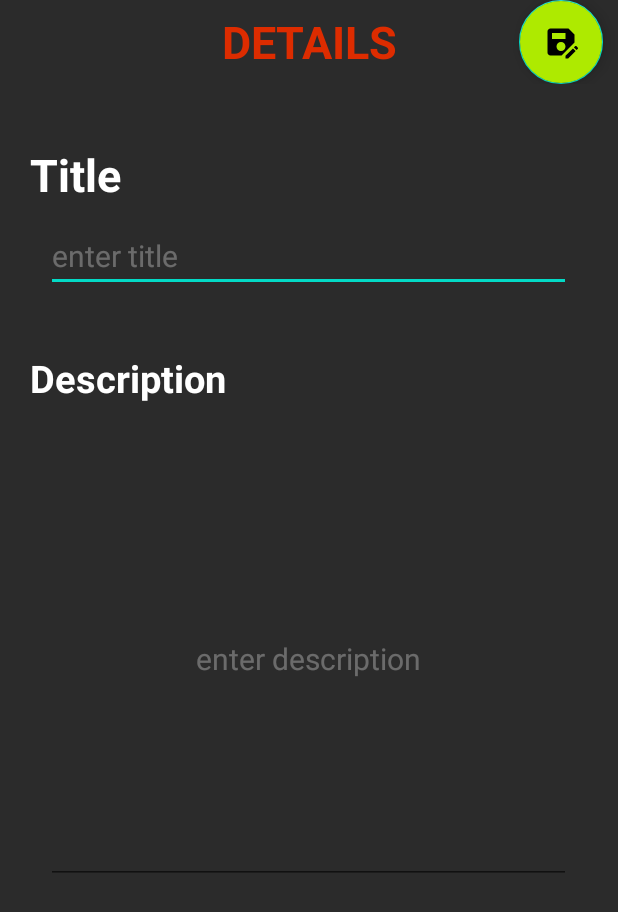
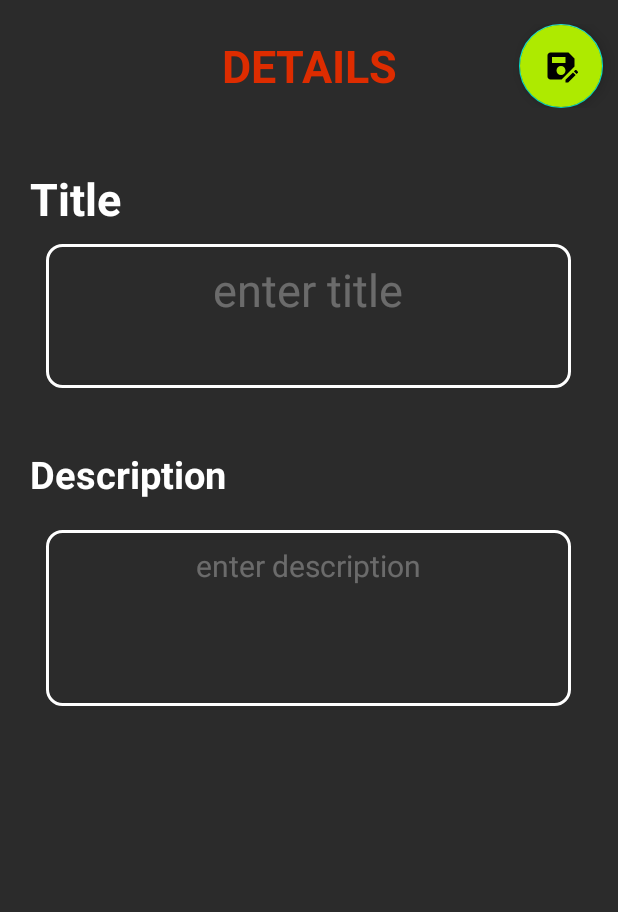
Before and after one commit to souvik757/Reminder, an Android app: the screen it shows after launch (NotesDetails), after a tap on an icon or button, on a phone screen of 412 x 824 dp. Shown: the top 912 px of the screen. Run offline under Robolectric (Android 15) with nearby library versions, the phone set to English and light mode, and no system bars.

Commit message:
--  UI update --

```diff
--- a/app/src/main/java/com/example/reminder/MainActivity.java
+++ b/app/src/main/java/com/example/reminder/MainActivity.java
@@ -1,16 +1,16 @@
 package com.example.reminder;
 
 import androidx.appcompat.app.AppCompatActivity;
-import androidx.recyclerview.widget.RecyclerView;
 
+import android.app.AlertDialog;
+import android.content.Context;
+import android.content.DialogInterface;
 import android.content.Intent;
 import android.os.Bundle;
 import android.view.View;
 import android.widget.AdapterView;
 import android.widget.ListView;
 import android.widget.TextView;
-
-import org.w3c.dom.Text;
 
 public class MainActivity extends AppCompatActivity {
 
@@ -23,12 +23,13 @@ public class MainActivity extends AppCompatActivity {
     protected void onCreate(Bundle savedInstanceState) {
         super.onCreate(savedInstanceState);
         setContentView(R.layout.activity_main) ;
-        initWidgets() ;
+        InitializeWidgets() ;
         setNoteAdapter();
         LoadFromDBtoMemory() ;
         setOnCLickListener() ;
+
     }
-    private void initWidgets() {
+    private void InitializeWidgets() {
         _list_view_ = findViewById(R.id._listview_) ;
         _count_ = findViewById(R.id._number_of_items_) ;
         note = findViewById(R.id._note_) ;
@@ -46,6 +47,7 @@ public class MainActivity extends AppCompatActivity {
             else
                 note.setText("NOTES");
         }
+        //SaveDateCreated(new SimpleDateFormat("dd-MM-yyyy", Locale.getDefault()).format(new Date()));
     }
     public void setOnCLickListener(){
         _list_view_.setOnItemClickListener(new AdapterView.OnItemClickListener() {
@@ -68,9 +70,28 @@ public class MainActivity extends AppCompatActivity {
         startActivity(i) ;
     }
 
+    public void AlertBox(Context context) {
+        AlertDialog.Builder builder = new AlertDialog.Builder(context);
+        builder.setMessage("Do you want to exit ?");
+        builder.setTitle("Alert !");
+        builder.setCancelable(true);
+        builder.setPositiveButton("Yes", (DialogInterface.OnClickListener) (dialog, which) -> {
+            finish() ;
+        });
+        builder.setNegativeButton("No", (DialogInterface.OnClickListener) (dialog, which) -> {
+            dialog.cancel();
+        });
+        AlertDialog alertDialog = builder.create();
+        alertDialog.show();
+    }
     @Override
-  protected void onResume() {
-      super.onResume();
-      setNoteAdapter();
-  }
+    public void onBackPressed() {
+        AlertBox(MainActivity.this);
+    }
+
+    @Override
+    protected void onResume() {
+        super.onResume();
+        setNoteAdapter();
+    }
 }
--- a/app/src/main/java/com/example/reminder/NotesDetails.java
+++ b/app/src/main/java/com/example/reminder/NotesDetails.java
@@ -3,17 +3,18 @@ package com.example.reminder;
 import androidx.appcompat.app.AppCompatActivity;
 
 import android.content.Intent;
-import android.database.sqlite.SQLiteDatabase;
 import android.os.Bundle;
+import android.view.LayoutInflater;
 import android.view.View;
+import android.view.ViewGroup;
 import android.widget.Button;
 import android.widget.EditText;
+import android.widget.ImageView;
+import android.widget.TextView;
 import android.widget.Toast;
 
 import com.google.android.material.floatingactionbutton.FloatingActionButton;
 import com.google.android.material.snackbar.Snackbar;
-
-import java.util.Date;
 
 public class NotesDetails extends AppCompatActivity {
     private EditText _for_TITLE_ ;
@@ -26,16 +27,25 @@ public class NotesDetails extends AppCompatActivity {
     protected void onCreate(Bundle savedInstanceState) {
         super.onCreate(savedInstanceState);
         setContentView(R.layout.activity_notes_details);
-        initWidgets() ;
+        InitializeWidgets() ;
+        OnClickListener() ;
+        checkForEditNote() ;
+    }
+
+    private void InitializeWidgets() {
+        _for_TITLE_       = findViewById(R.id._edit_title_) ;
+        _for_DESCRIPTION_ = findViewById(R.id._edit_description_) ;
+        _del_btn_ = findViewById(R.id._DEL_) ;
         _save_ = findViewById(R.id._save_new_entry_) ;
+    }
+    private void OnClickListener(){
         _save_.setOnClickListener(new View.OnClickListener() {
             @Override
             public void onClick(View v) {
                 saveNote(v);
-                Snackbar.make(v , "Saved" , Snackbar.LENGTH_LONG).show() ;
+
             }
         });
-        checkForEditNote() ;
     }
 
     private void checkForEditNote(){
@@ -52,32 +62,27 @@ public class NotesDetails extends AppCompatActivity {
         }
     }
 
-    private void initWidgets() {
-        _for_TITLE_       = findViewById(R.id._edit_title_) ;
-        _for_DESCRIPTION_ = findViewById(R.id._edit_description_) ;
-        _del_btn_ = findViewById(R.id._DEL_) ;
-    }
-
     public void saveNote(View view){
         SQLiteManager sqLiteManager = SQLiteManager.instanceofDB(this) ;
 
         String title = String.valueOf(_for_TITLE_.getText()) ;
         String description  = String.valueOf(_for_DESCRIPTION_.getText()) ;
         if(title.isEmpty() || description.isEmpty()) {
-            Snackbar.make(view ,"void entry" , Snackbar.LENGTH_LONG).show() ;
-            Toast.makeText(this, "void entry", Toast.LENGTH_SHORT).show();
+            ShowCustomToast("void entry");
         }
         if(modelNotes == null){
             int ID = ModelNotes._list_NOTE_.size() ;
             ModelNotes _notes_ = new ModelNotes(ID , title , description) ;
             ModelNotes._list_NOTE_.add(_notes_) ;
             sqLiteManager.AddNoteToDB(_notes_) ;
+            ShowCustomToast("note created successfully");
         }
         else
         {
             modelNotes.setTile(title) ;
             modelNotes.setDescription(description) ;
             sqLiteManager.updateNotesDB(modelNotes);
+            ShowCustomToast("note updated successfully");
         }
         finish();
     }
@@ -86,6 +91,23 @@ public class NotesDetails extends AppCompatActivity {
         SQLiteManager sqLiteManager = SQLiteManager.instanceofDB(this) ;
         ModelNotes._list_NOTE_.remove(modelNotes) ;
         sqLiteManager.DeleteNote(modelNotes) ;
+        ShowCustomToast("note deleted successfully");
         finish();
     }
+    private void ShowCustomToast(String message){
+        LayoutInflater inflater = getLayoutInflater();
+        View layout = inflater.inflate(R.layout.custom_toast,
+                (ViewGroup) findViewById(R.id._custom_toast_container_));
+
+        ImageView alert = layout.findViewById(R.id._icon_) ;
+        alert.setImageResource(R.drawable.baseline_notifications_none_24);
+        TextView text = layout.findViewById(R.id._message_);
+        text.setText(message);
+
+        Toast toast = new Toast(getApplicationContext());
+        toast.setDuration(Toast.LENGTH_SHORT);
+        toast.setView(layout);
+        toast.show();
+
+    }
 }
--- a/app/src/main/java/com/example/reminder/SQLiteManager.java
+++ b/app/src/main/java/com/example/reminder/SQLiteManager.java
@@ -11,6 +11,7 @@ import java.text.DateFormat;
 import java.text.ParseException;
 import java.text.SimpleDateFormat;
 import java.util.Date;
+import java.util.Locale;
 
 public class SQLiteManager extends SQLiteOpenHelper {
 
--- /dev/null
+++ b/app/src/main/res/drawable/baseline_notifications_none_24.xml
@@ -0,0 +1,5 @@
+<vector android:height="24dp" android:tint="#000000"
+    android:viewportHeight="24" android:viewportWidth="24"
+    android:width="24dp" xmlns:android="http://schemas.android.com/apk/res/android">
+    <path android:fillColor="@android:color/white" android:pathData="M12,22c1.1,0 2,-0.9 2,-2h-4c0,1.1 0.9,2 2,2zM18,16v-5c0,-3.07 -1.63,-5.64 -4.5,-6.32L13.5,4c0,-0.83 -0.67,-1.5 -1.5,-1.5s-1.5,0.67 -1.5,1.5v0.68C7.64,5.36 6,7.92 6,11v5l-2,2v1h16v-1l-2,-2zM16,17L8,17v-6c0,-2.48 1.51,-4.5 4,-4.5s4,2.02 4,4.5v6z"/>
+</vector>
--- a/app/src/main/res/drawable/main_background.xml
+++ b/app/src/main/res/drawable/main_background.xml
@@ -3,9 +3,9 @@
     android:shape="rectangle"
     xmlns:android="http://schemas.android.com/apk/res/android">
     <gradient
-        android:startColor="@color/darkGrey"
-        android:centerColor="#999999"
-        android:endColor="@color/darkGrey"
+        android:startColor="#F5F5F3"
+        android:centerColor="#F5F5F3"
+        android:endColor="#F5F5F3"
         android:type="linear"
         android:angle="270"
         />
--- /dev/null
+++ b/app/src/main/res/drawable/outline_bg_white.xml
@@ -0,0 +1,12 @@
+<?xml version="1.0" encoding="utf-8"?>
+<shape
+    android:shape="rectangle"
+    xmlns:android="http://schemas.android.com/apk/res/android">
+    <stroke
+        android:width="2dp"
+        android:color="@color/white"
+        />
+    <corners
+        android:radius="10dp"
+        />
+</shape>
--- a/app/src/main/res/drawable/title_bg.xml
+++ b/app/src/main/res/drawable/title_bg.xml
@@ -3,8 +3,8 @@
     android:shape="rectangle"
     xmlns:android="http://schemas.android.com/apk/res/android">
     <gradient
-        android:startColor="#45B8BCCE"
-        android:endColor="#45B8BCCE"
+        android:startColor="#5E464646"
+        android:endColor="#5E464646"
         android:type="linear"
         android:angle="90"
         />
--- a/app/src/main/res/layout/activity_main.xml
+++ b/app/src/main/res/layout/activity_main.xml
@@ -13,9 +13,7 @@
         android:id="@+id/toolbar"
         android:layout_width="match_parent"
         android:layout_height="100dp"
-        android:background="@color/darkGrey"
-        android:minHeight="?actionBarSize"
-        android:theme="?actionBarTheme"
+        android:background="@color/black"
         app:layout_constraintBottom_toBottomOf="parent"
         app:layout_constraintEnd_toEndOf="parent"
         app:layout_constraintHorizontal_bias="0.0"
--- a/app/src/main/res/layout/activity_notes_details.xml
+++ b/app/src/main/res/layout/activity_notes_details.xml
@@ -1,20 +1,21 @@
 <?xml version="1.0" encoding="utf-8"?>
-<LinearLayout
+<ScrollView
     xmlns:android="http://schemas.android.com/apk/res/android"
-    xmlns:app="http://schemas.android.com/apk/res-auto"
     xmlns:tools="http://schemas.android.com/tools"
     android:layout_width="match_parent"
     android:layout_height="match_parent"
     android:background="@color/darkGrey"
-    android:orientation="vertical"
     tools:context=".NotesDetails">
-
+    <LinearLayout
+        android:layout_width="match_parent"
+        android:layout_height="match_parent"
+        android:background="@color/darkGrey"
+        android:orientation="vertical">
     <androidx.appcompat.widget.Toolbar
         android:layout_width="match_parent"
         android:layout_height="wrap_content"
         android:background="@color/darkGrey"
-        android:minHeight="?actionBarSize"
-        android:theme="?actionBarTheme">
+        android:layout_marginTop="16dp">
 
         <TextView
             android:layout_width="wrap_content"
@@ -34,7 +35,6 @@
             android:src="@drawable/baseline_save_as_24"
             android:backgroundTint="#AEEA00" />
     </androidx.appcompat.widget.Toolbar>
-
     <TextView
         android:layout_width="wrap_content"
         android:layout_height="wrap_content"
@@ -47,14 +47,16 @@
     <EditText
         android:id="@+id/_edit_title_"
         android:layout_width="350dp"
-        android:hint="enter title"
+        android:layout_height="wrap_content"
+        android:hint="enter title\n"
+        android:padding="10dp"
+        android:textAlignment="center"
         android:textColorHint="#4DFFFFFF"
-        android:layout_height="wrap_content"
+        android:background="@drawable/outline_bg_white"
         android:layout_marginTop="10dp"
-        android:textSize="20dp"
+        android:textSize="30dp"
         android:layout_gravity="center"
-        android:textColor="#FFD600"
-        android:maxLines="1"/>
+        android:textColor="#FFD600"/>
     <TextView
         android:layout_width="wrap_content"
         android:layout_height="wrap_content"
@@ -67,10 +69,12 @@
     <EditText
         android:id="@+id/_edit_description_"
         android:layout_width="350dp"
-        android:layout_height="300dp"
+        android:layout_height="wrap_content"
         android:textAlignment="center"
-        android:hint="enter description"
+        android:hint="enter description\n\n\n"
+        android:background="@drawable/outline_bg_white"
         android:textSize="20dp"
+        android:padding="10dp"
         android:textColorHint="#4DFFFFFF"
         android:layout_marginTop="20dp"
         android:layout_gravity="center"
@@ -84,4 +88,5 @@
         android:layout_marginTop="40dp"
         android:backgroundTint="@color/red"
         android:layout_gravity="center"/>
-</LinearLayout>
+    </LinearLayout>
+</ScrollView>
--- a/app/src/main/res/values/colors.xml
+++ b/app/src/main/res/values/colors.xml
@@ -7,6 +7,7 @@
     <color name="teal_700">#FF018786</color>
     <color name="black">#FF000000</color>
     <color name="white">#FFFFFFFF</color>
+    <color name="trans_white">#00FFFFFF</color>
     <color name="darkGrey">#2B2B2B</color>
     <color name="red">#DD2C00</color>
 </resources>
```
Also changed, not shown: app/src/main/AndroidManifest.xml (+6 -4 lines), app/src/main/java/com/example/reminder/ModelNotes.java (+7 -2 lines), app/src/main/java/com/example/reminder/NotesAdapter.java (+26 -5 lines), app/src/main/res/drawable/outline_bg.xml (added, +14 -0 lines), app/src/main/res/layout/custom_toast.xml (added, +34 -0 lines), app/src/main/res/layout/notes_cell.xml (+29 -35 lines), 2 other files.
